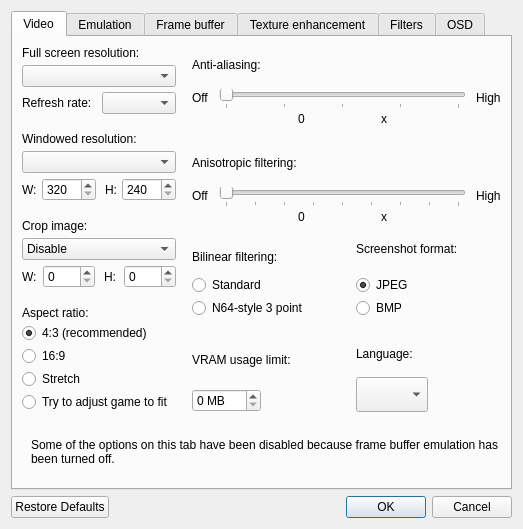
Old version of the form src/GLideNUI/configDialog.ui in the repository gonetz/GLideN64.
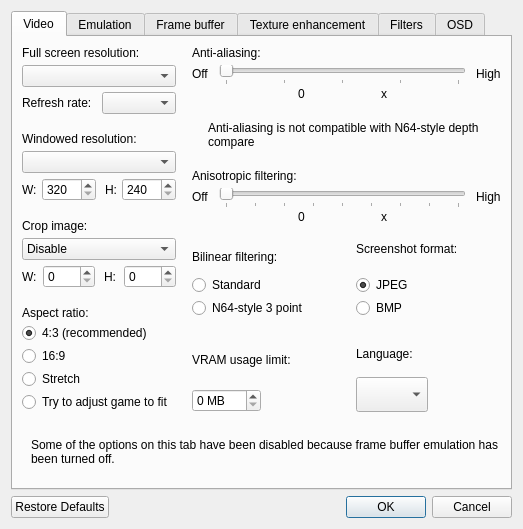
New version of the form. Icons and pictures are not drawn.

Commit message: UI: N64 depth compare disables anti-aliasing

```diff
--- a/src/GLideNUI/configDialog.ui
+++ b/src/GLideNUI/configDialog.ui
@@ -573,6 +573,50 @@
                </layout>
               </widget>
              </item>
+             <item>
+              <widget class="QFrame" name="aliasingWarningFrame">
+               <layout class="QHBoxLayout" name="horizontalLayout_15">
+                <property name="spacing">
+                 <number>9</number>
+                </property>
+                <property name="leftMargin">
+                 <number>0</number>
+                </property>
+                <property name="topMargin">
+                 <number>0</number>
+                </property>
+                <property name="rightMargin">
+                 <number>0</number>
+                </property>
+                <property name="bottomMargin">
+                 <number>0</number>
+                </property>
+                <item>
+                 <widget class="QLabel" name="aliasingWarningIcon">
+                  <property name="sizePolicy">
+                   <sizepolicy hsizetype="Fixed" vsizetype="Preferred">
+                    <horstretch>0</horstretch>
+                    <verstretch>0</verstretch>
+                   </sizepolicy>
+                  </property>
+                  <property name="pixmap">
+                   <pixmap resource="icon.qrc">:/Info.ico</pixmap>
+                  </property>
+                 </widget>
+                </item>
+                <item>
+                 <widget class="QLabel" name="aliasingWarningLabel">
+                  <property name="text">
+                   <string>Anti-aliasing is not compatible with N64-style depth compare</string>
+                  </property>
+                  <property name="wordWrap">
+                   <bool>true</bool>
+                  </property>
+                 </widget>
+                </item>
+               </layout>
+              </widget>
+             </item>
              <item>
               <widget class="QFrame" name="anisotropicFrame">
                <layout class="QVBoxLayout" name="verticalLayout_55">
```
Left out of the diff: 88 changed lines with no effect on the pictures. The commit also changes 2 other files.
